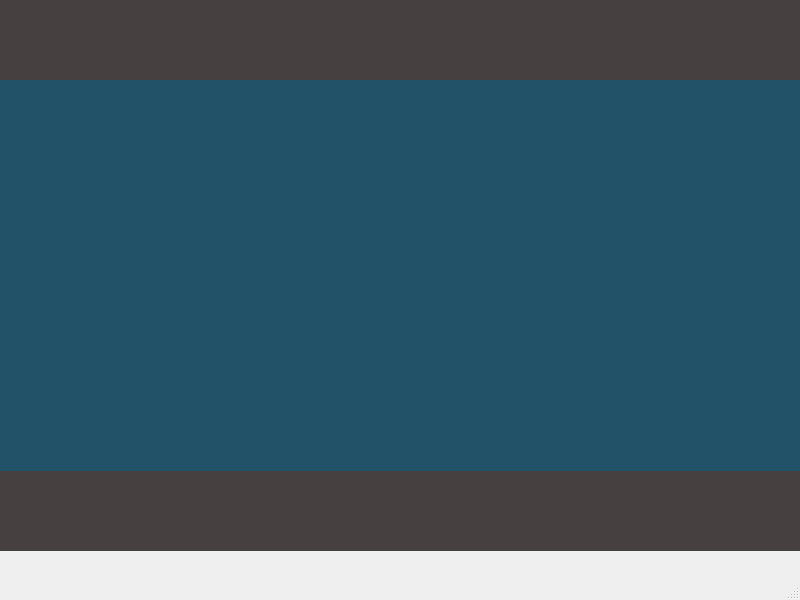
The window that tela4.ui (eridangs/JokenpoQT) describes before a commit, drawn with Qt 5.
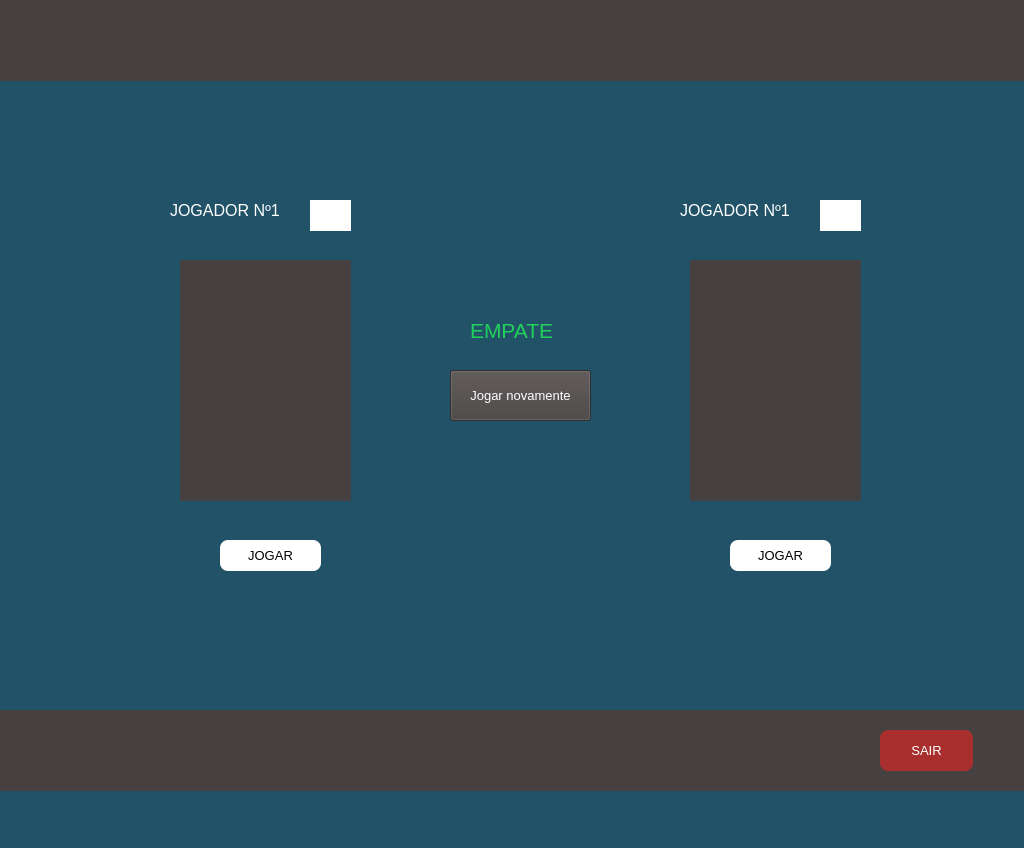
The same window after the commit.

Commit message: tela4 - task2

Diff of the .ui file:
```diff
--- a/tela4.ui
+++ b/tela4.ui
@@ -6,20 +6,23 @@
    <rect>
     <x>0</x>
     <y>0</y>
-    <width>800</width>
-    <height>600</height>
+    <width>1024</width>
+    <height>848</height>
    </rect>
   </property>
   <property name="windowTitle">
    <string>MainWindow</string>
   </property>
+  <property name="styleSheet">
+   <string notr="true">background-color: #215267;</string>
+  </property>
   <widget class="QWidget" name="centralwidget">
    <widget class="QLabel" name="label">
     <property name="geometry">
      <rect>
       <x>0</x>
-      <y>470</y>
-      <width>801</width>
+      <y>710</y>
+      <width>1031</width>
       <height>81</height>
      </rect>
     </property>
@@ -35,7 +38,7 @@
      <rect>
       <x>0</x>
       <y>0</y>
-      <width>801</width>
+      <width>1031</width>
       <height>81</height>
      </rect>
     </property>
@@ -46,22 +49,233 @@
      <string/>
     </property>
    </widget>
-   <widget class="QLabel" name="label_3">
+   <widget class="QPushButton" name="pushButton_sair">
     <property name="geometry">
      <rect>
-      <x>-6</x>
-      <y>80</y>
-      <width>811</width>
-      <height>391</height>
+      <x>880</x>
+      <y>730</y>
+      <width>93</width>
+      <height>41</height>
      </rect>
     </property>
+    <property name="font">
+     <font>
+      <pointsize>10</pointsize>
+     </font>
+    </property>
     <property name="styleSheet">
-     <string notr="true">background-color: #215267;</string>
+     <string notr="true">background-color: rgb(169, 47, 47);
+color: rgb(255, 255, 255);
+border-radius: 8px;</string>
     </property>
     <property name="text">
+     <string>SAIR</string>
+    </property>
+   </widget>
+   <widget class="QLabel" name="label_escolha1">
+    <property name="geometry">
+     <rect>
+      <x>180</x>
+      <y>260</y>
+      <width>171</width>
+      <height>241</height>
+     </rect>
+    </property>
+    <property name="styleSheet">
+     <string notr="true">background-color: #464040;
+border-radius: 2px;</string>
+    </property>
+    <property name="text">
      <string/>
     </property>
    </widget>
+   <widget class="QPushButton" name="pushButton_jogador1">
+    <property name="geometry">
+     <rect>
+      <x>220</x>
+      <y>540</y>
+      <width>101</width>
+      <height>31</height>
+     </rect>
+    </property>
+    <property name="font">
+     <font>
+      <pointsize>10</pointsize>
+     </font>
+    </property>
+    <property name="styleSheet">
+     <string notr="true">background-color: rgb(255, 255, 255);
+border-radius: 8px;</string>
+    </property>
+    <property name="text">
+     <string>JOGAR</string>
+    </property>
+   </widget>
+   <widget class="QLabel" name="label_jogador1">
+    <property name="geometry">
+     <rect>
+      <x>170</x>
+      <y>200</y>
+      <width>131</width>
+      <height>21</height>
+     </rect>
+    </property>
+    <property name="font">
+     <font>
+      <pointsize>12</pointsize>
+     </font>
+    </property>
+    <property name="styleSheet">
+     <string notr="true">color: rgb(255, 255, 255);</string>
+    </property>
+    <property name="text">
+     <string>JOGADOR Nº1</string>
+    </property>
+   </widget>
+   <widget class="QLabel" name="label_jogador1_pontos">
+    <property name="geometry">
+     <rect>
+      <x>310</x>
+      <y>200</y>
+      <width>41</width>
+      <height>31</height>
+     </rect>
+    </property>
+    <property name="styleSheet">
+     <string notr="true">background-color: rgb(255, 255, 255);</string>
+    </property>
+    <property name="text">
+     <string/>
+    </property>
+   </widget>
+   <widget class="QPushButton" name="pushButton_jogador2">
+    <property name="geometry">
+     <rect>
+      <x>730</x>
+      <y>540</y>
+      <width>101</width>
+      <height>31</height>
+     </rect>
+    </property>
+    <property name="font">
+     <font>
+      <pointsize>10</pointsize>
+     </font>
+    </property>
+    <property name="styleSheet">
+     <string notr="true">background-color: rgb(255, 255, 255);
+border-radius: 8px;</string>
+    </property>
+    <property name="text">
+     <string>JOGAR</string>
+    </property>
+   </widget>
+   <widget class="QLabel" name="label_jogador2_pontos">
+    <property name="geometry">
+     <rect>
+      <x>820</x>
+      <y>200</y>
+      <width>41</width>
+      <height>31</height>
+     </rect>
+    </property>
+    <property name="styleSheet">
+     <string notr="true">background-color: rgb(255, 255, 255);</string>
+    </property>
+    <property name="text">
+     <string/>
+    </property>
+   </widget>
+   <widget class="QLabel" name="label_jogador2">
+    <property name="geometry">
+     <rect>
+      <x>680</x>
+      <y>200</y>
+      <width>131</width>
+      <height>21</height>
+     </rect>
+    </property>
+    <property name="font">
+     <font>
+      <pointsize>12</pointsize>
+     </font>
+    </property>
+    <property name="styleSheet">
+     <string notr="true">color: rgb(255, 255, 255);</string>
+    </property>
+    <property name="text">
+     <string>JOGADOR Nº1</string>
+    </property>
+   </widget>
+   <widget class="QLabel" name="label_escolha2">
+    <property name="geometry">
+     <rect>
+      <x>690</x>
+      <y>260</y>
+      <width>171</width>
+      <height>241</height>
+     </rect>
+    </property>
+    <property name="styleSheet">
+     <string notr="true">background-color: #464040;
+border-radius: 2px;</string>
+    </property>
+    <property name="text">
+     <string/>
+    </property>
+   </widget>
+   <widget class="QLabel" name="label_empate">
+    <property name="geometry">
+     <rect>
+      <x>470</x>
+      <y>320</y>
+      <width>101</width>
+      <height>21</height>
+     </rect>
+    </property>
+    <property name="font">
+     <font>
+      <pointsize>16</pointsize>
+     </font>
+    </property>
+    <property name="styleSheet">
+     <string notr="true">color: #21D05C;</string>
+    </property>
+    <property name="text">
+     <string>EMPATE</string>
+    </property>
+   </widget>
+   <widget class="QPushButton" name="pushButton_jogar_novamente">
+    <property name="geometry">
+     <rect>
+      <x>450</x>
+      <y>370</y>
+      <width>141</width>
+      <height>51</height>
+     </rect>
+    </property>
+    <property name="font">
+     <font>
+      <pointsize>10</pointsize>
+     </font>
+    </property>
+    <property name="styleSheet">
+     <string notr="true">background-color: #464040;
+color: rgb(255, 255, 255);</string>
+    </property>
+    <property name="text">
+     <string>Jogar novamente</string>
+    </property>
+    <property name="checkable">
+     <bool>false</bool>
+    </property>
+    <property name="autoRepeat">
+     <bool>false</bool>
+    </property>
+    <property name="autoExclusive">
+     <bool>false</bool>
+    </property>
+   </widget>
   </widget>
   <widget class="QMenuBar" name="menubar">
    <property name="geometry">
```
Left out of the diff: 2 changed lines with no effect on the pictures. The commit also changes 2 other files.
